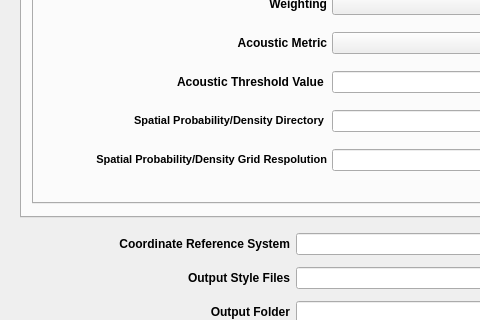
Before: the Qt Designer form seat/stressor_receptor_calc_dialog_base.ui in sandialabs/seat-qgis-plugin, drawn with Qt 5; both pictures show x 0 to 480 and y 163 to 483 of the 800 by 591 pixel window.
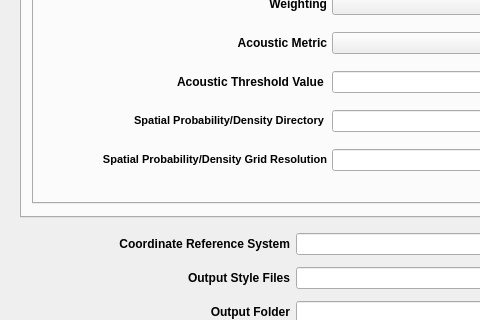
After: the same form once the commit is applied. Icons and pictures are not drawn.

Commit message: typo and tooltip updates

```diff
--- a/seat/stressor_receptor_calc_dialog_base.ui
+++ b/seat/stressor_receptor_calc_dialog_base.ui
@@ -1099,7 +1099,7 @@
            <string>&lt;html&gt;&lt;head/&gt;&lt;body&gt;&lt;p&gt;&lt;span style=&quot; font-weight:400;&quot;&gt;Select acoustic threshold file&lt;/span&gt;&lt;/p&gt;&lt;/body&gt;&lt;/html&gt;</string>
           </property>
           <property name="text">
-           <string>&lt;html&gt;&lt;head/&gt;&lt;body&gt;&lt;p align=&quot;right&quot;&gt;&lt;span style=&quot; font-size:8pt;&quot;&gt;Spatial Probability/Density Grid Respolution&lt;/span&gt;&lt;/p&gt;&lt;/body&gt;&lt;/html&gt;</string>
+           <string>&lt;html&gt;&lt;head/&gt;&lt;body&gt;&lt;p align=&quot;right&quot;&gt;&lt;span style=&quot; font-size:8pt;&quot;&gt;Spatial Probability/Density Grid Resolution&lt;/span&gt;&lt;/p&gt;&lt;/body&gt;&lt;/html&gt;</string>
           </property>
           <property name="wordWrap">
            <bool>true</bool>
```
Left out of the diff: 10 changed lines with no effect on the pictures.
